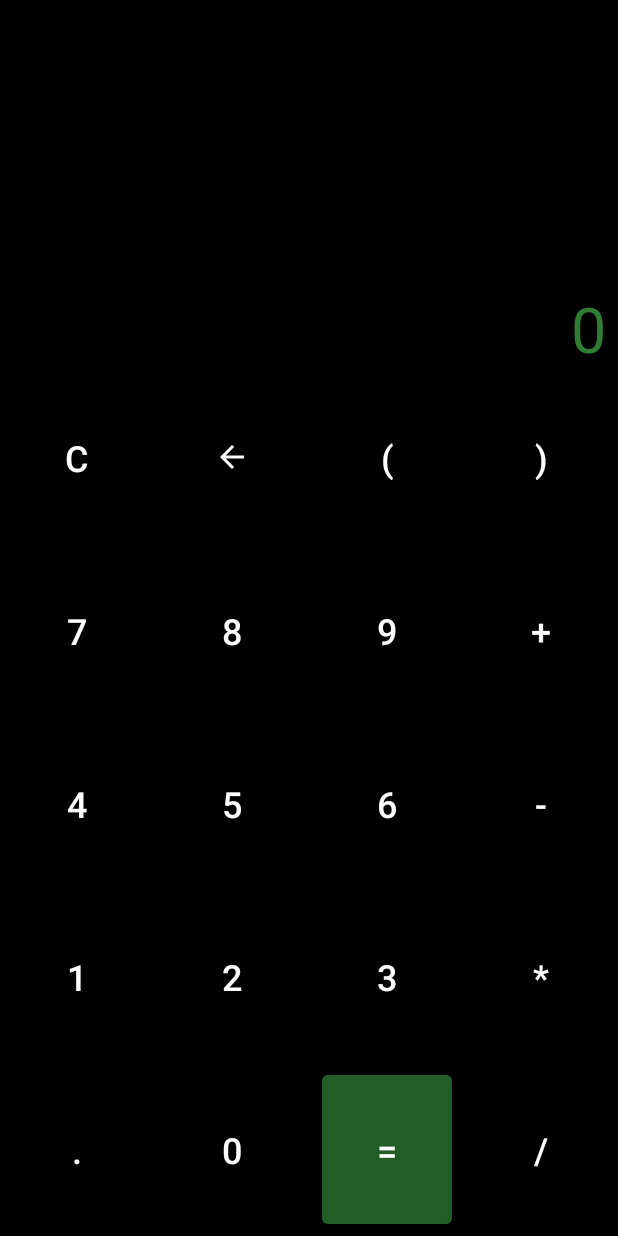
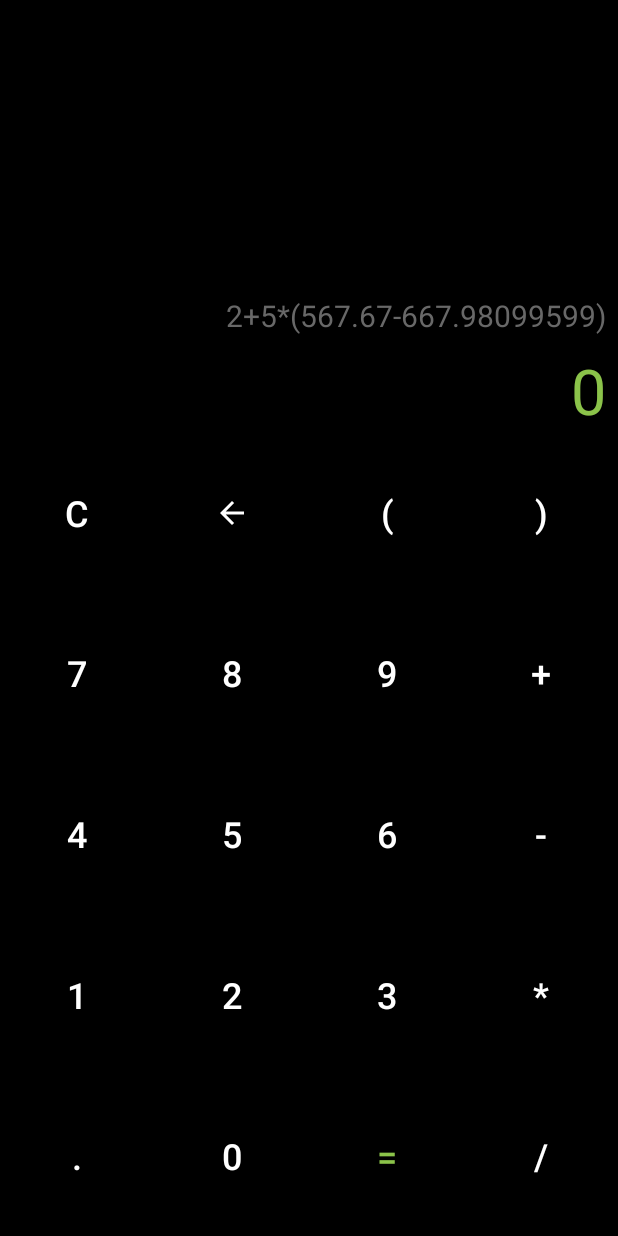
Before and after one commit to raininforest/Calculator, an Android app: the screen it shows after launch (MainActivity), on a phone screen of 412 x 824 dp. Run offline under Robolectric (Android 15) with nearby library versions, the phone set to English and light mode, and no system bars.

Commit message:
set equalsButton and resultTextView colors to green

```diff
--- a/app/src/main/res/layout/activity_main.xml
+++ b/app/src/main/res/layout/activity_main.xml
@@ -23,6 +23,7 @@
         android:gravity="top|end"
         android:hint="@string/expressionTextView_text"
         android:inputType="textMultiLine"
+        android:text="2+5*(567.67-667.98099599)"
         android:textColor="@color/hint_text_color"
         android:textSize="@dimen/expression_text_size"
         app:layout_constraintBottom_toTopOf="@+id/resultTextView"
@@ -50,7 +51,7 @@
         android:layout_width="wrap_content"
         android:layout_height="wrap_content"
         android:orientation="horizontal"
-        app:layout_constraintGuide_percent="0.3" />
+        app:layout_constraintGuide_percent="0.35" />
 
     <TableLayout
         android:layout_width="0dp"
@@ -307,10 +308,11 @@
                 android:layout_height="match_parent"
                 android:layout_margin="@dimen/default_margin"
                 android:layout_weight="1"
-                android:backgroundTint="@color/equals_button_color"
+                android:backgroundTintMode="src_over"
                 android:insetTop="0dp"
                 android:insetBottom="0dp"
                 android:text="@string/equals_button_text"
+                android:textColor="@color/result_text_color"
                 android:textSize="@dimen/button_text_size" />
 
             <Button
--- a/app/src/main/res/values/colors.xml
+++ b/app/src/main/res/values/colors.xml
@@ -3,7 +3,6 @@
     <color name="black">#FF000000</color>
     <color name="hint_text_color">#686868</color>
     <color name="white">#FFFFFFFF</color>
-    <color name="expression_text_color">#FF9800</color>
-    <color name="result_text_color">#2E7D32</color>
-    <color name="equals_button_color">#802E7D32</color>
+    <color name="result_text_color">#8BC34A</color>
+    <color name="equals_button_color">#F9A825</color>
 </resources>
```
